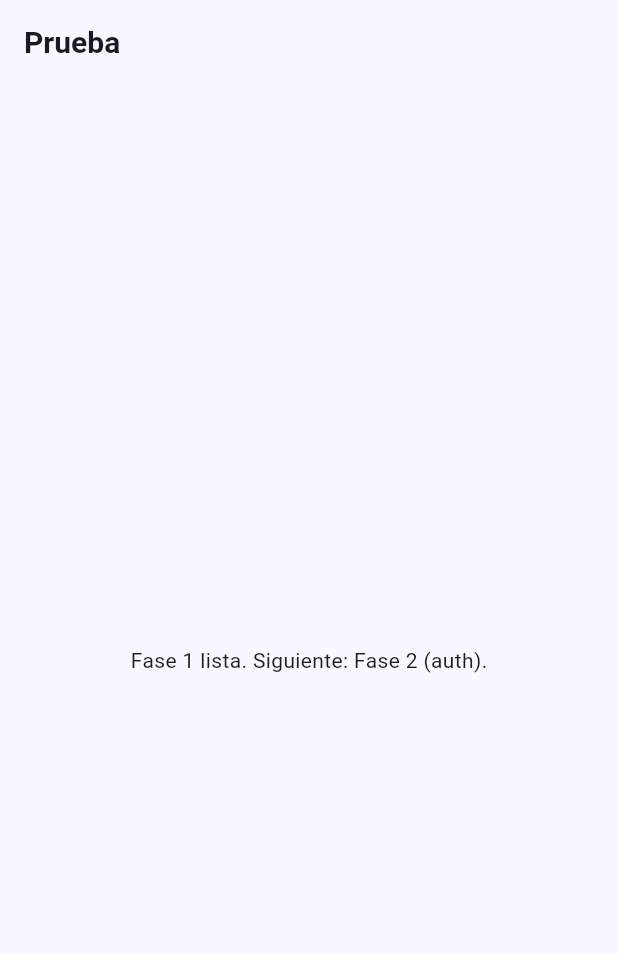
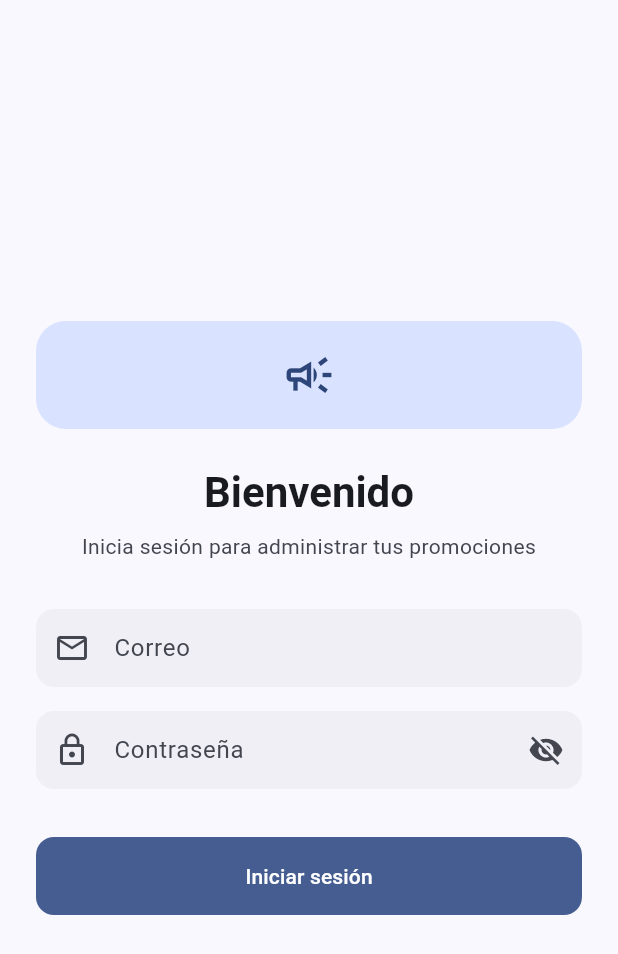
Before and after one commit to black10manda/pruebaCivis, a Flutter app: the screen it shows after launch, on a phone screen of 412 x 824 dp. Shown: the top 954 px of the screen. Run offline on Flutter 3.47's test engine with Material 3 defaults, Android fonts, the phone set to English and light mode, and no system bars; our stand-ins replace firebase_auth, firebase_core, flutter_riverpod, go_router; accounts and stored records are empty.

Commit message:
feat: login con firebase auth y router

```diff
--- /dev/null
+++ b/lib/core/router/app_router.dart
@@ -0,0 +1,53 @@
+import 'package:flutter/material.dart';
+import 'package:flutter_riverpod/flutter_riverpod.dart';
+import 'package:go_router/go_router.dart';
+
+import '../../features/auth/application/auth_providers.dart';
+import '../../features/auth/presentation/login_screen.dart';
+import '../../features/promociones/presentation/lista_promociones_screen.dart';
+import '../../shared/constants.dart';
+
+final goRouterProvider = Provider<GoRouter>((ref) {
+  final notifier = _AuthRouterNotifier(ref);
+
+  return GoRouter(
+    initialLocation: AppRoutes.login,
+    refreshListenable: notifier,
+    redirect: (context, state) {
+      final auth = ref.read(authStateProvider);
+      if (auth.isLoading) return null;
+
+      final loggedIn = auth.valueOrNull != null;
+      final loggingIn = state.matchedLocation == AppRoutes.login;
+
+      if (!loggedIn) return loggingIn ? null : AppRoutes.login;
+      if (loggingIn) return AppRoutes.home;
+      return null;
+    },
+    routes: [
+      GoRoute(
+        path: AppRoutes.login,
+        builder: (context, state) => const LoginScreen(),
+      ),
+      GoRoute(
+        path: AppRoutes.home,
+        builder: (context, state) => const ListaPromocionesScreen(),
+      ),
+    ],
+    errorBuilder: (context, state) => Scaffold(
+      body: Center(child: Text('Ruta no encontrada: ${state.uri}')),
+    ),
+  );
+});
+
+class _AuthRouterNotifier extends ChangeNotifier {
+  _AuthRouterNotifier(this._ref) {
+    _ref.listen<AsyncValue<dynamic>>(
+      authStateProvider,
+      (_, _) => notifyListeners(),
+      fireImmediately: false,
+    );
+  }
+
+  final Ref _ref;
+}
--- /dev/null
+++ b/lib/features/auth/presentation/login_screen.dart
@@ -0,0 +1,147 @@
+import 'package:flutter/material.dart';
+import 'package:flutter_riverpod/flutter_riverpod.dart';
+
+import '../../../core/utils/error_mapper.dart';
+import '../../../core/utils/validators.dart';
+import '../../../core/widgets/app_button.dart';
+import '../../../core/widgets/app_text_field.dart';
+import '../application/login_controller.dart';
+
+class LoginScreen extends ConsumerStatefulWidget {
+  const LoginScreen({super.key});
+
+  @override
+  ConsumerState<LoginScreen> createState() => _LoginScreenState();
+}
+
+class _LoginScreenState extends ConsumerState<LoginScreen> {
+  final _formKey = GlobalKey<FormState>();
+  final _emailController = TextEditingController();
+  final _passwordController = TextEditingController();
+  bool _obscure = true;
+
+  @override
+  void dispose() {
+    _emailController.dispose();
+    _passwordController.dispose();
+    super.dispose();
+  }
+
+  Future<void> _submit() async {
+    if (!_formKey.currentState!.validate()) return;
+    FocusScope.of(context).unfocus();
+    await ref.read(loginControllerProvider.notifier).signIn(
+          email: _emailController.text.trim(),
+          password: _passwordController.text,
+        );
+  }
+
+  @override
+  Widget build(BuildContext context) {
+    final state = ref.watch(loginControllerProvider);
+    final isLoading = state.isLoading;
+    final theme = Theme.of(context);
+
+    ref.listen<AsyncValue<void>>(loginControllerProvider, (prev, next) {
+      next.whenOrNull(
+        error: (e, _) {
+          ScaffoldMessenger.of(context)
+            ..hideCurrentSnackBar()
+            ..showSnackBar(
+              SnackBar(content: Text(ErrorMapper.fromException(e))),
+            );
+        },
+      );
+    });
+
+    return Scaffold(
+      body: SafeArea(
+        child: Center(
+          child: SingleChildScrollView(
+            padding: const EdgeInsets.symmetric(horizontal: 24, vertical: 32),
+            child: ConstrainedBox(
+              constraints: const BoxConstraints(maxWidth: 420),
+              child: Form(
+                key: _formKey,
+                child: Column(
+                  crossAxisAlignment: CrossAxisAlignment.stretch,
+                  mainAxisSize: MainAxisSize.min,
+                  children: [
+                    Container(
+                      width: 72,
+                      height: 72,
+                      alignment: Alignment.center,
+                      decoration: BoxDecoration(
+                        color: theme.colorScheme.primaryContainer,
+                        borderRadius: BorderRadius.circular(20),
+                      ),
+                      child: Icon(
+                        Icons.campaign_outlined,
+                        size: 36,
+                        color: theme.colorScheme.onPrimaryContainer,
+                      ),
+                    ),
+                    const SizedBox(height: 24),
+                    Text(
+                      'Bienvenido',
+                      style: theme.textTheme.headlineMedium?.copyWith(
+                        fontWeight: FontWeight.w700,
+                      ),
+                      textAlign: TextAlign.center,
+                    ),
+                    const SizedBox(height: 8),
+                    Text(
+                      'Inicia sesión para administrar tus promociones',
+                      style: theme.textTheme.bodyMedium?.copyWith(
+                        color: theme.colorScheme.onSurfaceVariant,
+                      ),
+                      textAlign: TextAlign.center,
+                    ),
+                    const SizedBox(height: 32),
+                    AppTextField(
+                      controller: _emailController,
+                      label: 'Correo',
+                      keyboardType: TextInputType.emailAddress,
+                      textInputAction: TextInputAction.next,
+                      autofillHints: const [AutofillHints.email],
+                      enabled: !isLoading,
+                      validator: Validators.email,
+                      prefixIcon: const Icon(Icons.email_outlined),
+                    ),
+                    const SizedBox(height: 16),
+                    AppTextField(
+                      controller: _passwordController,
+                      label: 'Contraseña',
+                      obscureText: _obscure,
+                      textInputAction: TextInputAction.done,
+                      autofillHints: const [AutofillHints.password],
+                      enabled: !isLoading,
+                      validator: Validators.password,
+                      prefixIcon: const Icon(Icons.lock_outline),
+                      suffixIcon: IconButton(
+                        icon: Icon(
+                          _obscure
+                              ? Icons.visibility_off
+                              : Icons.visibility,
+                        ),
+                        onPressed: () =>
+                            setState(() => _obscure = !_obscure),
+                      ),
+                      onSubmitted: (_) => _submit(),
+                    ),
+                    const SizedBox(height: 32),
+                    AppButton(
+                      label: 'Iniciar sesión',
+                      onPressed: _submit,
+                      isLoading: isLoading,
+                    ),
+                  ],
+                ),
+              ),
+            ),
+          ),
+        ),
+      ),
+    );
+  }
+}
--- a/lib/main.dart
+++ b/lib/main.dart
@@ -1,36 +1,30 @@
+import 'package:firebase_core/firebase_core.dart';
 import 'package:flutter/material.dart';
 import 'package:flutter_riverpod/flutter_riverpod.dart';
 
+import 'core/router/app_router.dart';
 import 'core/theme/app_theme.dart';
+import 'firebase_options.dart';
 
-void main() {
+void main() async {
+  WidgetsFlutterBinding.ensureInitialized();
+  await Firebase.initializeApp(
+    options: DefaultFirebaseOptions.currentPlatform,
+  );
   runApp(const ProviderScope(child: PruebaApp()));
 }
 
-class PruebaApp extends StatelessWidget {
+class PruebaApp extends ConsumerWidget {
   const PruebaApp({super.key});
 
   @override
-  Widget build(BuildContext context) {
-    return MaterialApp(
+  Widget build(BuildContext context, WidgetRef ref) {
+    final router = ref.watch(goRouterProvider);
+    return MaterialApp.router(
       title: 'Prueba',
       debugShowCheckedModeBanner: false,
       theme: AppTheme.light(),
-      home: const _PlaceholderHome(),
+      routerConfig: router,
     );
   }
 }
-
-class _PlaceholderHome extends StatelessWidget {
-  const _PlaceholderHome();
-
-  @override
-  Widget build(BuildContext context) {
-    return Scaffold(
-      appBar: AppBar(title: const Text('Prueba')),
-      body: const Center(
-        child: Text('Fase 1 lista. Siguiente: Fase 2 (auth).'),
-      ),
-    );
-  }
-}
--- a/pubspec.yaml
+++ b/pubspec.yaml
@@ -35,6 +35,9 @@ dependencies:
   # Use with the CupertinoIcons class for iOS style icons.
   cupertino_icons: ^1.0.8
   flutter_riverpod: ^2.5.1
+  firebase_core: ^3.6.0
+  firebase_auth: ^5.3.1
+  go_router: ^14.2.7
 
 dev_dependencies:
   flutter_test:
```
Also changed, not shown: lib/features/auth/application/auth_providers.dart (added, +16 -0 lines), lib/features/auth/application/login_controller.dart (added, +30 -0 lines), lib/features/auth/data/auth_repository.dart (added, +23 -0 lines), lib/features/promociones/presentation/lista_promociones_screen.dart (added, +34 -0 lines), firebase.json (added), lib/firebase_options.dart (added), pubspec.lock, 9 other files.
